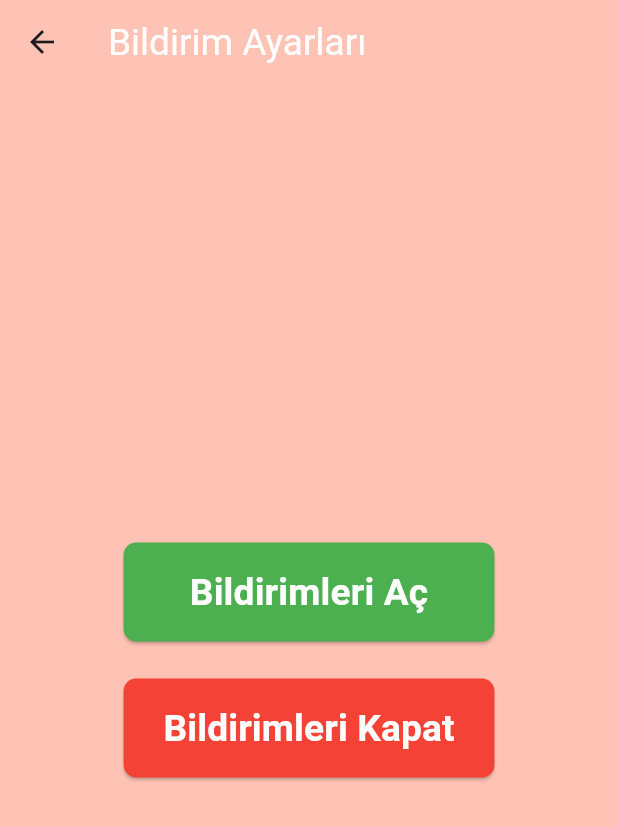
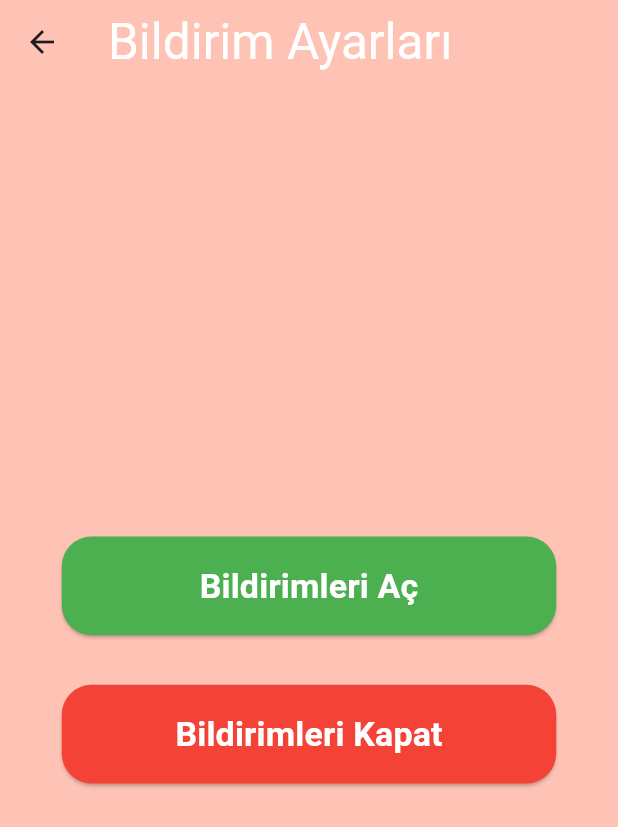
Before and after one commit to btnahmet/virtual_animal, a Flutter app: the PageParents screen opened directly, after a tap on "Bildirim Ayarları", on a phone screen of 412 x 824 dp. Shown: the top 827 px of the screen. Run offline on Flutter 3.47's test engine with Material 3 defaults, Android fonts, the phone set to English and light mode, and no system bars; our stand-ins replace fl_chart, flutter_local_notifications, sqflite; accounts and stored records are empty.

Commit message:
Responsive Ayarları Commit

```diff
--- a/lib/screens/parents/bildirim_ayarlari/bildirim_ayarlari.dart
+++ b/lib/screens/parents/bildirim_ayarlari/bildirim_ayarlari.dart
@@ -8,14 +8,14 @@ class BildirimAyarlari extends StatefulWidget {
 }
 
 class _BildirimAyarlariState extends State<BildirimAyarlari> {
-  bool notificationsEnabled = true;
+  bool notificationsEnabled = false;
 
-  void _showNotificationAlert(String message) {
+  void _showNotificationAlert(String message, bool isEnabled) {
     ScaffoldMessenger.of(context).showSnackBar(
       SnackBar(
         content: Text(message),
+        backgroundColor: isEnabled ? Colors.green : Colors.red,
         duration: const Duration(seconds: 2),
-        backgroundColor: Colors.green,
       ),
     );
   }
@@ -24,10 +24,13 @@ class _BildirimAyarlariState extends State<BildirimAyarlari> {
   Widget build(BuildContext context) {
     final double screenWidth = MediaQuery.of(context).size.width;
     final double screenHeight = MediaQuery.of(context).size.height;
-    final double buttonWidth = screenWidth * 0.6; // Ekran genişliğinin %80'i
-    final double buttonHeight = screenHeight * 0.08; // Ekran yüksekliğinin %8'i
-    final double fontSize = screenWidth * 0.06; // Ekran genişliğinin %5'i
-    final double spacing = screenHeight * 0.03; // Ekran yüksekliğinin %3'ü
+
+    // Ekran boyutuna göre oransal değerler
+    final double buttonWidth = screenWidth * 0.8;
+    final double buttonHeight = screenHeight * 0.08;
+    final double buttonSpacing = screenHeight * 0.04;
+    final double buttonFontSize = screenWidth * 0.055;
+    final double titleFontSize = screenWidth * 0.08;
 
     return Scaffold(
       backgroundColor: const Color.fromARGB(188, 255, 174, 154),
@@ -36,7 +39,7 @@ class _BildirimAyarlariState extends State<BildirimAyarlari> {
           'Bildirim Ayarları',
           style: TextStyle(
             color: Colors.white,
-            fontSize: screenWidth * 0.06, // Ekran genişliğinin %6'sı
+            fontSize: titleFontSize,
           ),
         ),
         backgroundColor: Colors.transparent,
@@ -54,25 +57,25 @@ class _BildirimAyarlariState extends State<BildirimAyarlari> {
                   setState(() {
                     notificationsEnabled = true;
                   });
-                  _showNotificationAlert('Bildirimler açıldı');
+                  _showNotificationAlert('Bildirimler açıldı', true);
                 },
                 style: ElevatedButton.styleFrom(
                   backgroundColor: Colors.green,
                   shape: RoundedRectangleBorder(
-                    borderRadius: BorderRadius.circular(screenWidth * 0.02),
+                    borderRadius: BorderRadius.circular(20),
                   ),
                 ),
                 child: Text(
                   'Bildirimleri Aç',
                   style: TextStyle(
-                    fontSize: fontSize,
+                    fontSize: buttonFontSize,
                     color: Colors.white,
                     fontWeight: FontWeight.bold,
                   ),
                 ),
               ),
             ),
-            SizedBox(height: spacing),
+            SizedBox(height: buttonSpacing),
             SizedBox(
               width: buttonWidth,
               height: buttonHeight,
@@ -81,18 +84,18 @@ class _BildirimAyarlariState extends State<BildirimAyarlari> {
                   setState(() {
                     notificationsEnabled = false;
                   });
-                  _showNotificationAlert('Bildirimler kapatıldı');
+                  _showNotificationAlert('Bildirimler kapatıldı', false);
                 },
                 style: ElevatedButton.styleFrom(
                   backgroundColor: Colors.red,
                   shape: RoundedRectangleBorder(
-                    borderRadius: BorderRadius.circular(screenWidth * 0.02),
+                    borderRadius: BorderRadius.circular(20),
                   ),
                 ),
                 child: Text(
                   'Bildirimleri Kapat',
                   style: TextStyle(
-                    fontSize: fontSize,
+                    fontSize: buttonFontSize,
                     color: Colors.white,
                     fontWeight: FontWeight.bold,
                   ),
--- a/lib/screens/parents/ilerleme_goruntuleme/progress_screen.dart
+++ b/lib/screens/parents/ilerleme_goruntuleme/progress_screen.dart
@@ -42,6 +42,7 @@ class ProgressScreen extends StatelessWidget {
                 horizontal: screenWidth * 0.05,
                 vertical: 20,
               ),
+              child: SingleChildScrollView(
                 child: Column(
                   children: [
                     const Text(
@@ -60,6 +61,7 @@ class ProgressScreen extends StatelessWidget {
                     const SizedBox(height: 20),
                     _buildProgressRow("Açlık", progress.hunger, Colors.red, screenWidth),
                   ],
+                ),
               ),
             ),
           ),
--- a/lib/screens/parents/page_parents.dart
+++ b/lib/screens/parents/page_parents.dart
@@ -17,69 +17,97 @@ class _PageParentsState extends State<PageParents> {
     final double screenWidth = MediaQuery.of(context).size.width;
     final double screenHeight = MediaQuery.of(context).size.height;
 
+    // Ekran boyutuna göre oransal değerler
+    final double topPadding = screenHeight * 0.12;
+    final double iconSize = screenWidth * 0.3;
+    final double iconSpacing = screenWidth * 0.04;
+    final double bottomContainerHeight = screenHeight * 0.68;
+    final double buttonWidth = screenWidth * 0.8;
+    final double buttonHeight = screenHeight * 0.08;
+    final double buttonSpacing = screenHeight * 0.04;
+    final double titleFontSize = screenWidth * 0.08;
+    final double buttonFontSize = screenWidth * 0.055;
+
     return Scaffold(
       backgroundColor: const Color.fromARGB(188, 255, 174, 154),
       body: Stack(
         alignment: Alignment.topCenter,
         children: [
           Positioned(
-            top: screenHeight * 0.17,
+            top: topPadding,
             child: Row(
               mainAxisAlignment: MainAxisAlignment.center,
               children: [
-                _buildIcon("assets/images/cat.png"), // Sol ikon
-                SizedBox(width: screenWidth * 0.05),
-                _buildIcon("assets/images/dog.png"), // Orta ikon
-                SizedBox(width: screenWidth * 0.05),
-                _buildIcon("assets/images/bird.png"), // Sağ ikon
+                _buildIcon("assets/images/cat.png", iconSize),
+                SizedBox(width: iconSpacing),
+                _buildIcon("assets/images/dog.png", iconSize),
+                SizedBox(width: iconSpacing),
+                _buildIcon("assets/images/bird.png", iconSize),
               ],
             ),
           ),
           Align(
             alignment: Alignment.bottomCenter,
             child: Container(
-              height: screenHeight * 0.65,
+              height: bottomContainerHeight,
               decoration: const BoxDecoration(
                 color: Color(0xFFB65C2C),
                 borderRadius: BorderRadius.vertical(top: Radius.circular(30)),
               ),
               padding: EdgeInsets.symmetric(
-                  horizontal: screenWidth * 0.2, vertical: 10),
+                horizontal: screenWidth * 0.1,
+                vertical: screenHeight * 0.03,
+              ),
               child: Column(
                 children: [
-                  const Text(
+                  Text(
                     "Hayvan Takip\nEbeveyn Ekranı",
                     textAlign: TextAlign.center,
                     style: TextStyle(
                       color: Colors.white,
-                      fontSize: 32,
+                      fontSize: titleFontSize,
                       fontWeight: FontWeight.bold,
                     ),
                   ),
-                  const SizedBox(height: 30),
-                  _buildButton("İlerlemeyi Görüntüle", () {
+                  SizedBox(height: buttonSpacing),
+                  _buildButton(
+                    "İlerlemeyi Görüntüle",
+                    () {
                       Navigator.push(
                         context,
-                      MaterialPageRoute(
-                          builder: (context) => const HayvanSec()),
+                        MaterialPageRoute(builder: (context) => const HayvanSec()),
                       );
-                  }),
-                  const SizedBox(height: 30),
-                  _buildButton("Bildirim Ayarları", () {
+                    },
+                    buttonWidth,
+                    buttonHeight,
+                    buttonFontSize,
+                  ),
+                  SizedBox(height: buttonSpacing),
+                  _buildButton(
+                    "Bildirim Ayarları",
+                    () {
                       Navigator.push(
                         context,
-                      MaterialPageRoute(
-                          builder: (context) => const BildirimAyarlari()),
+                        MaterialPageRoute(builder: (context) => const BildirimAyarlari()),
                       );
-                  }),
-                  const SizedBox(height: 30),
-                  _buildButton("Kullanıcı Yönetimi", () {
+                    },
+                    buttonWidth,
+                    buttonHeight,
+                    buttonFontSize,
+                  ),
+                  SizedBox(height: buttonSpacing),
+                  _buildButton(
+                    "Kullanıcı Yönetimi",
+                    () {
                       Navigator.push(
                         context,
-                      MaterialPageRoute(
-                          builder: (context) => const KullaniciYonetimi()),
+                        MaterialPageRoute(builder: (context) => const KullaniciYonetimi()),
                       );
-                  }),
+                    },
+                    buttonWidth,
+                    buttonHeight,
+                    buttonFontSize,
+                  ),
                 ],
               ),
             ),
@@ -90,19 +118,20 @@ class _PageParentsState extends State<PageParents> {
   }
 
   /// 📌 **Üst Kısımdaki 3 Resmi Oluşturur**
-  Widget _buildIcon(String imagePath) {
+  Widget _buildIcon(String imagePath, double size) {
     return Image.asset(
       imagePath,
-      width: 115,
-      height: 115,
+      width: size,
+      height: size,
       fit: BoxFit.contain,
     );
   }
 
   /// 📌 **Alt Kısımdaki Butonları Oluşturur**
-  Widget _buildButton(String text, VoidCallback onPressed) {
+  Widget _buildButton(String text, VoidCallback onPressed, double width, double height, double fontSize) {
     return SizedBox(
-      width: 260,
+      width: width,
+      height: height,
       child: ElevatedButton(
         onPressed: onPressed,
         style: ElevatedButton.styleFrom(
@@ -110,12 +139,14 @@ class _PageParentsState extends State<PageParents> {
           shape: RoundedRectangleBorder(
             borderRadius: BorderRadius.circular(20),
           ),
-          padding: const EdgeInsets.symmetric(vertical: 17),
         ),
         child: Text(
           text,
-          style: const TextStyle(
-              color: Colors.black, fontSize: 22, fontWeight: FontWeight.bold),
+          style: TextStyle(
+            color: Colors.black,
+            fontSize: fontSize,
+            fontWeight: FontWeight.bold,
+          ),
         ),
       ),
     );
```
Lines whose indentation alone changed are shown as unchanged.
